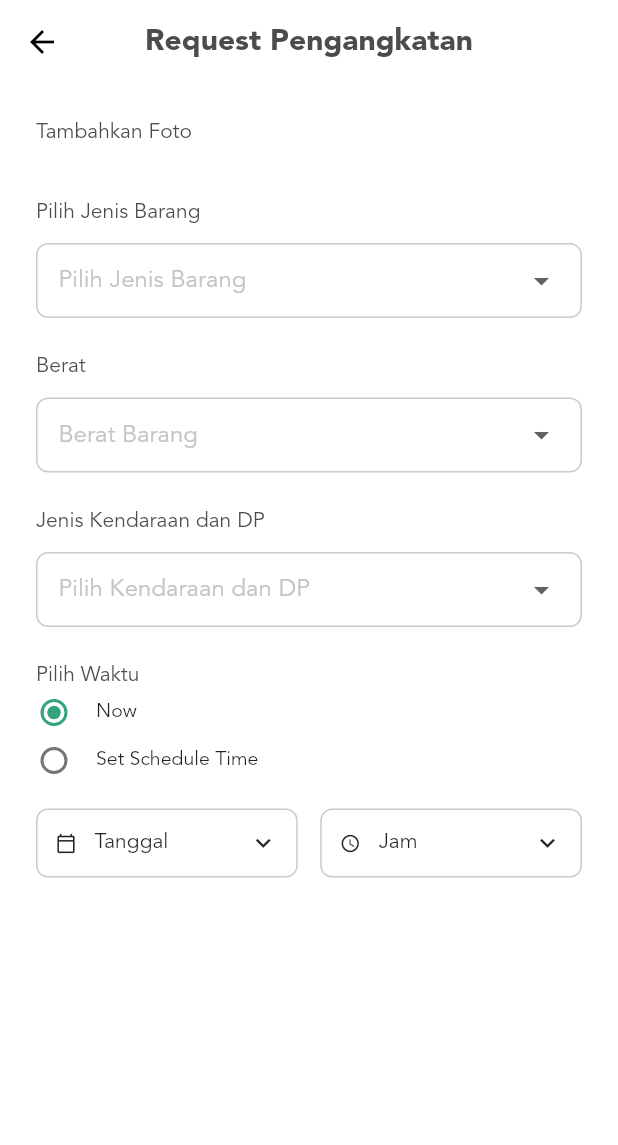
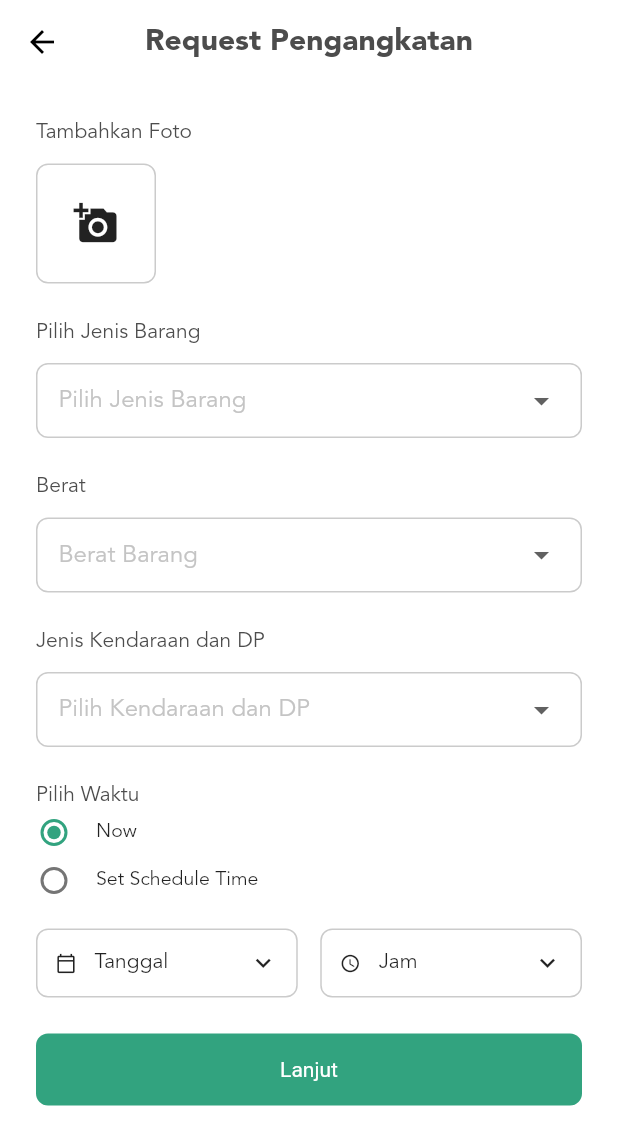
Before and after one commit to priambudiLB/trashi-mobile, a Flutter app: the screen it shows after launch, on a phone screen of 412 x 824 dp. Shown: the top 1145 px of the screen. Run offline on Flutter 3.47's test engine with Material 2 defaults, Android fonts, the phone set to English and light mode, and no system bars; our stand-ins replace file_picker, flutter_svg, formz, google_maps_flutter, image_picker, logger and 1 more; project files that could hold a hidden picture were left out.

Commit message:
complete ui form

```diff
--- /dev/null
+++ b/lib/pages/form_request_pengangkatan/components/date_picker.dart
@@ -0,0 +1,71 @@
+import 'package:flutter/material.dart';
+import 'package:provider/provider.dart';
+import 'package:trashi/pages/form_request_pengangkatan/provider.dart';
+import 'package:trashi/utils/commons.dart';
+
+class DatePickerComponent extends StatelessWidget {
+  @override
+  Widget build(BuildContext context) {
+    Future<void> _selectDate(BuildContext context) async {
+      final DateTime picked = await showDatePicker(
+          context: context,
+          initialDate:
+              context.read<FormRequestPengangkatanProvider>().selectedDate !=
+                      null
+                  ? context.read<FormRequestPengangkatanProvider>().selectedDate
+                  : DateTime.now(),
+          firstDate: DateTime(DateTime.now().year),
+          lastDate: DateTime(2101));
+      if (picked != null &&
+          picked !=
+              context.read<FormRequestPengangkatanProvider>().selectedDate) {
+        context.read<FormRequestPengangkatanProvider>().setSelectedDate(picked);
+      }
+    }
+
+    return InkWell(
+      onTap: () {
+        _selectDate(context);
+      },
+      child: Container(
+        padding: EdgeInsets.all(12),
+        decoration: BoxDecoration(
+            borderRadius: BorderRadius.circular(8),
+            border: Border.all(width: 1, color: hexToColor("#CBCBCB"))),
+        child: Row(
+          crossAxisAlignment: CrossAxisAlignment.center,
+          children: [
+            Icon(
+              Icons.calendar_today_outlined,
+              size: 14,
+            ),
+            Container(
+              width: 12,
+            ),
+            Text(
+              context.watch<FormRequestPengangkatanProvider>().selectedDate !=
+                      null
+                  ? getStringDate(context
+                      .watch<FormRequestPengangkatanProvider>()
+                      .selectedDate)
+                  : "Tanggal",
+            ),
+            Expanded(
+              child: Align(
+                alignment: Alignment.centerRight,
+                child: Icon(
+                  Icons.keyboard_arrow_down,
+                  size: 20,
+                ),
+              ),
+            ),
+          ],
+        ),
+      ),
+    );
+  }
+
+  getStringDate(DateTime selectedDate) {
+    return "${selectedDate.day} ${getMonth(selectedDate.month)}";
+  }
+}
--- /dev/null
+++ b/lib/pages/form_request_pengangkatan/components/time_picker.dart
@@ -0,0 +1,78 @@
+import 'package:flutter/material.dart';
+import 'package:intl/intl.dart';
+import 'package:provider/provider.dart';
+import 'package:trashi/pages/form_request_pengangkatan/provider.dart';
+import 'package:trashi/utils/commons.dart';
+
+class TimePickerComponent extends StatelessWidget {
+  Future<void> _selectTime(BuildContext context) async {
+    final TimeOfDay picked = await showTimePicker(
+        initialEntryMode: TimePickerEntryMode.input,
+        context: context,
+        initialTime:
+            context.read<FormRequestPengangkatanProvider>().selectedTime != null
+                ? context.read<FormRequestPengangkatanProvider>().selectedTime
+                : TimeOfDay.now(),
+        builder: (BuildContext context, Widget child) {
+          return MediaQuery(
+            data: MediaQuery.of(context).copyWith(alwaysUse24HourFormat: true),
+            child: child,
+          );
+        });
+    if (picked != null &&
+        picked !=
+            context.read<FormRequestPengangkatanProvider>().selectedTime) {
+      context.read<FormRequestPengangkatanProvider>().setSelectedTime(picked);
+    }
+  }
+
+  @override
+  Widget build(BuildContext context) {
+    return InkWell(
+      onTap: () {
+        _selectTime(context);
+      },
+      child: Container(
+        padding: EdgeInsets.all(12),
+        decoration: BoxDecoration(
+            borderRadius: BorderRadius.circular(8),
+            border: Border.all(width: 1, color: hexToColor("#CBCBCB"))),
+        child: Row(
+          children: [
+            Icon(
+              Icons.access_time_rounded,
+              size: 14,
+            ),
+            Container(
+              width: 12,
+            ),
+            Text(
+              context.watch<FormRequestPengangkatanProvider>().selectedTime !=
+                      null
+                  ? getStringTime(context
+                      .watch<FormRequestPengangkatanProvider>()
+                      .selectedTime)
+                  : "Jam",
+            ),
+            Expanded(
+              child: Align(
+                alignment: Alignment.centerRight,
+                child: Icon(
+                  Icons.keyboard_arrow_down,
+                  size: 20,
+                ),
+              ),
+            ),
+          ],
+        ),
+      ),
+    );
+  }
+
+  getStringTime(TimeOfDay selectedTime) {
+    final now = new DateTime.now();
+    final dt = DateTime(
+        now.year, now.month, now.day, selectedTime.hour, selectedTime.minute);
+    return DateFormat("HH:mm").format(dt);
+  }
+}
--- a/lib/pages/form_request_pengangkatan/form_request_pengangkatan.dart
+++ b/lib/pages/form_request_pengangkatan/form_request_pengangkatan.dart
@@ -1,10 +1,14 @@
+import 'dart:io';
+
 import 'package:flutter/material.dart';
-import 'package:intl/intl.dart';
+import 'package:image_picker/image_picker.dart';
+import 'package:trashi/components/button.dart';
 import 'package:trashi/components/layout_redesign.dart';
+import 'package:trashi/pages/form_request_pengangkatan/components/date_picker.dart';
 import 'package:trashi/pages/form_request_pengangkatan/components/jenis_barang_dropdown.dart';
 import 'package:trashi/pages/form_request_pengangkatan/components/jenis_berat_dropdown.dart';
 import 'package:trashi/pages/form_request_pengangkatan/components/jenis_kendaraan_dropdown.dart';
-import 'package:trashi/pages/form_request_pengangkatan/model/barang.dart';
+import 'package:trashi/pages/form_request_pengangkatan/components/time_picker.dart';
 import 'package:trashi/pages/form_request_pengangkatan/provider.dart';
 import 'package:trashi/pages/form_request_pengangkatan/time_type.dart';
 import 'package:trashi/utils/commons.dart';
@@ -19,6 +23,7 @@ class FormRequestPengangkatan extends StatefulWidget {
 }
 
 class _FormRequestPengangkatanState extends State<FormRequestPengangkatan> {
+  final picker = ImagePicker();
   @override
   void initState() {
     super.initState();
@@ -49,6 +54,11 @@ class _FormRequestPengangkatanState extends State<FormRequestPengangkatan> {
             ),
             Container(
               height: 12,
+            ),
+            Wrap(
+              spacing: 4.0, // gap between adjacent chips
+              runSpacing: 4.0,
+              children: getFileListWidget(context),
             ),
             Container(
               height: 24,
@@ -134,95 +144,23 @@ class _FormRequestPengangkatanState extends State<FormRequestPengangkatan> {
             Row(
               mainAxisSize: MainAxisSize.max,
               children: [
-                Expanded(
-                  child: InkWell(
-                    child: Container(
-                      padding: EdgeInsets.all(12),
-                      decoration: BoxDecoration(
-                          borderRadius: BorderRadius.circular(8),
-                          border: Border.all(
-                              width: 1, color: hexToColor("#CBCBCB"))),
-                      child: Row(
-                        crossAxisAlignment: CrossAxisAlignment.center,
-                        children: [
-                          Icon(
-                            Icons.calendar_today_outlined,
-                            size: 14,
-                          ),
-                          Container(
-                            width: 12,
-                          ),
-                          Text(
-                            context
-                                        .watch<
-                                            FormRequestPengangkatanProvider>()
-                                        .selectedDate !=
-                                    null
-                                ? getStringDate(context
-                                    .watch<FormRequestPengangkatanProvider>()
-                                    .selectedDate)
-                                : "Tanggal",
-                          ),
-                          Expanded(
-                            child: Align(
-                              alignment: Alignment.centerRight,
-                              child: Icon(
-                                Icons.keyboard_arrow_down,
-                                size: 20,
-                              ),
-                            ),
-                          ),
-                        ],
-                      ),
-                    ),
-                  ),
-                ),
+                Expanded(child: DatePickerComponent()),
                 Container(
                   width: 15,
                 ),
-                Expanded(
-                  child: InkWell(
-                    child: Container(
-                      padding: EdgeInsets.all(12),
-                      decoration: BoxDecoration(
-                          borderRadius: BorderRadius.circular(8),
-                          border: Border.all(
-                              width: 1, color: hexToColor("#CBCBCB"))),
-                      child: Row(
-                        children: [
-                          Icon(
-                            Icons.access_time_rounded,
-                            size: 14,
-                          ),
-                          Container(
-                            width: 12,
-                          ),
-                          Text(
-                            context
-                                        .watch<
-                                            FormRequestPengangkatanProvider>()
-                                        .selectedTime !=
-                                    null
-                                ? getStringTime(context
-                                    .watch<FormRequestPengangkatanProvider>()
-                                    .selectedTime)
-                                : "Jam",
-                          ),
-                          Expanded(
-                            child: Align(
-                              alignment: Alignment.centerRight,
-                              child: Icon(
-                                Icons.keyboard_arrow_down,
-                                size: 20,
-                              ),
-                            ),
-                          ),
-                        ],
-                      ),
-                    ),
-                  ),
-                )
+                Expanded(child: TimePickerComponent())
               ],
+            ),
+            Container(
+              height: 24,
+            ),
+            Button(
+              onTap: () {},
+              title: "Lanjut",
+              width: double.infinity,
+            ),
+            Container(
+              height: 30,
             )
           ],
         ),
@@ -230,14 +168,73 @@ class _FormRequestPengangkatanState extends State<FormRequestPengangkatan> {
     );
   }
 
-  getStringDate(DateTime selectedDate) {
-    return "${selectedDate.day} ${getMonth(selectedDate.month)}";
-  }
-
-  getStringTime(TimeOfDay selectedTime) {
-    final now = new DateTime.now();
-    final dt = DateTime(
-        now.year, now.month, now.day, selectedTime.hour, selectedTime.minute);
-    return DateFormat("HH:mm").format(dt);
+  List<Widget> getFileListWidget(BuildContext context) {
+    return List.generate(
+        context.watch<FormRequestPengangkatanProvider>().listFile.length + 1,
+        (index) {
+      if (index ==
+          context.read<FormRequestPengangkatanProvider>().listFile.length) {
+        return InkWell(
+          onTap: () async {
+            final pickedFile =
+                await picker.getImage(source: ImageSource.gallery);
+            if (pickedFile != null) {
+              List<File> tmp =
+                  context.read<FormRequestPengangkatanProvider>().listFile;
+              tmp.add(File(pickedFile.path));
+              context.read<FormRequestPengangkatanProvider>().setListFile(tmp);
+            }
+          },
+          child: Container(
+            height: 80,
+            width: 80,
+            decoration: BoxDecoration(
+                borderRadius: BorderRadius.circular(8),
+                border: Border.all(width: 1, color: hexToColor("#CBCBCB"))),
+            child: Icon(
+              Icons.add_a_photo,
+              size: 30,
+            ),
+          ),
+        );
+      } else {
+        return Stack(
+          children: [
+            ClipRRect(
+              borderRadius: BorderRadius.circular(8),
+              child: Image.file(
+                context.read<FormRequestPengangkatanProvider>().listFile[index],
+                height: 80,
+                width: 80,
+                fit: BoxFit.fill,
+              ),
+            ),
+            Positioned(
+                right: 0,
+                top: 0,
+                child: InkWell(
+                  onTap: () {
+                    List<File> tmp = context
+                        .read<FormRequestPengangkatanProvider>()
+                        .listFile;
+                    tmp.removeAt(index);
+                    context
+                        .read<FormRequestPengangkatanProvider>()
+                        .setListFile(tmp);
+                  },
+                  child: ClipOval(
+                    child: Container(
+                      color: Colors.white,
+                      child: Icon(
+                        Icons.cancel,
+                        color: hexToColor("#ED3739"),
+                      ),
+                    ),
+                  ),
+                ))
+          ],
+        );
+      }
+    });
   }
 }
--- a/lib/pages/form_request_pengangkatan/provider.dart
+++ b/lib/pages/form_request_pengangkatan/provider.dart
@@ -1,3 +1,5 @@
+import 'dart:io';
+
 import 'package:flutter/foundation.dart';
 import 'package:flutter/material.dart';
 import 'package:formz/formz.dart';
@@ -18,6 +20,7 @@ class FormRequestPengangkatanProvider
   TimeType _selectedTimeType = TimeType.NOW;
   DateTime _selectedDate;
   TimeOfDay _selectedTime;
+  List<File> _listFile = [];
 
   Barang get selectedBarang => _selectedBarang;
   BeratBarang get selectedBeratBarang => _selectedBeratBarang;
@@ -29,6 +32,7 @@ class FormRequestPengangkatanProvider
   TimeType get selectedTimeType => _selectedTimeType;
   DateTime get selectedDate => _selectedDate;
   TimeOfDay get selectedTime => _selectedTime;
+  List<File> get listFile => _listFile;
 
   void fetchData() async {
     setStatusFetchData(FormzStatus.submissionInProgress);
@@ -52,6 +56,11 @@ class FormRequestPengangkatanProvider
       ]);
       setStatusFetchData(FormzStatus.submissionSuccess);
     });
+  }
+
+  void setListFile(List<File> list) {
+    _listFile = list;
+    notifyListeners();
   }
 
   void setSelectedDate(DateTime date) {
```
